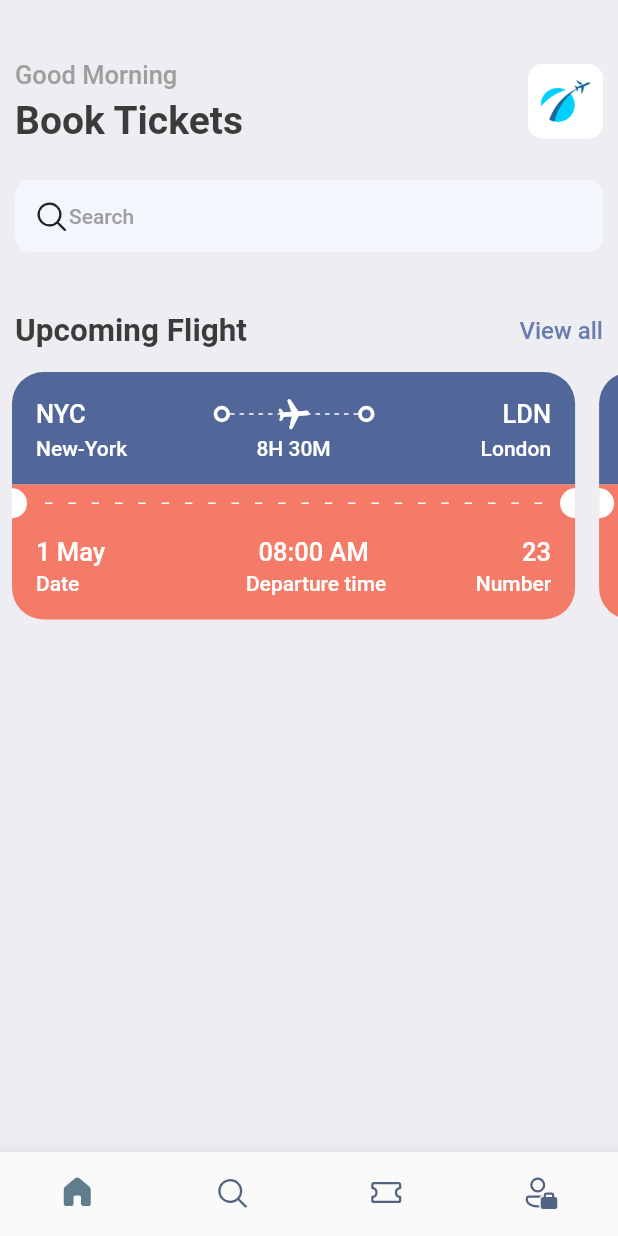
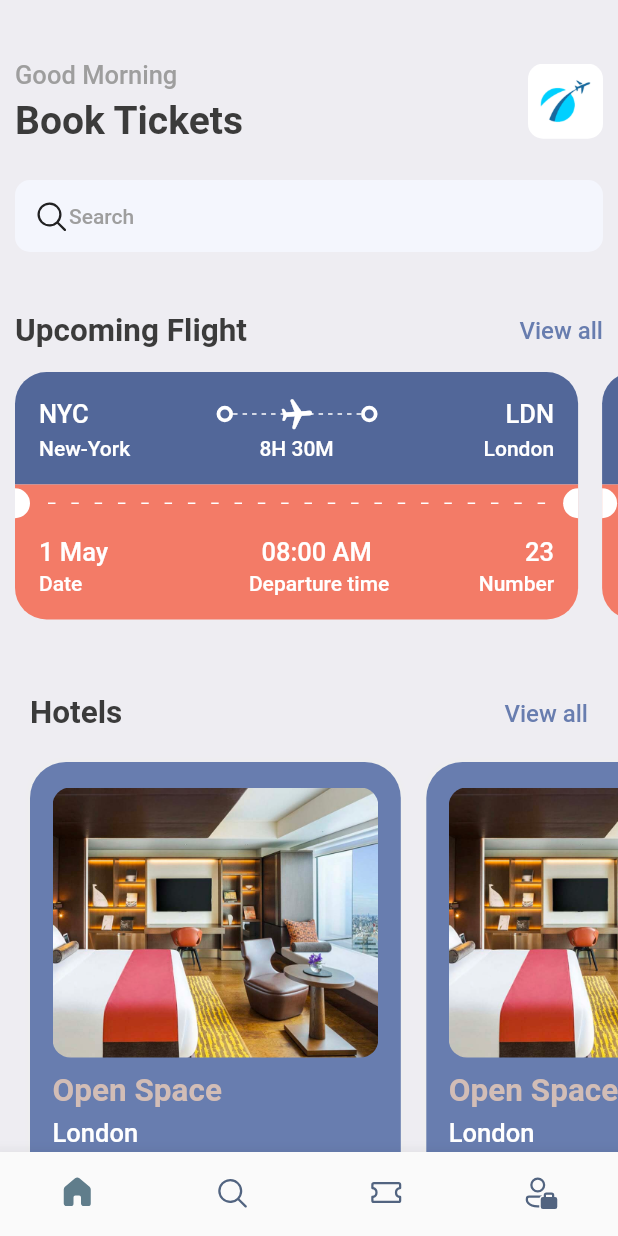
Before and after one commit to its-asaduzzaman/air_ticket_flutter, a Flutter app: the screen it shows after launch, on a phone screen of 412 x 824 dp. Run offline on Flutter 3.47's test engine with Material 2 defaults, Android fonts, the phone set to English and light mode, and no system bars; our stand-ins replace fluentui_icons, gap.

Commit message:
hotel Screen UI done

```diff
--- a/lib/screens/home_screen.dart
+++ b/lib/screens/home_screen.dart
@@ -1,3 +1,4 @@
+import 'package:air_ticket_flutter/screens/hotel_screen.dart';
 import 'package:air_ticket_flutter/screens/ticket_view.dart';
 import 'package:fluentui_icons/fluentui_icons.dart';
 import 'package:flutter/material.dart';
@@ -90,7 +91,7 @@ class HomeScreen extends StatelessWidget {
           const Gap(15),
           SingleChildScrollView(
             scrollDirection: Axis.horizontal,
-            padding: const EdgeInsets.only(left: 8),
+            padding: const EdgeInsets.only(left: 10),
             child: Row(
               children: [
                 TicketView(),
@@ -98,6 +99,41 @@ class HomeScreen extends StatelessWidget {
               ],
             ),
           ),
+          const Gap(15),
+          Container(
+            padding: EdgeInsets.symmetric(horizontal: 20),
+            child: Row(
+              mainAxisAlignment: MainAxisAlignment.spaceBetween,
+              children: [
+                Text(
+                  'Hotels',
+                  style: Styles.headLineStyle2,
+                ),
+                InkWell(
+                  onTap: () {},
+                  child: Text(
+                    'View all',
+                    style: Styles.textStyle.copyWith(
+                      color: Styles.primaryColor,
+                    ),
+                  ),
+                ),
+              ],
+            ),
+          ),
+          const Gap(15),
+          SingleChildScrollView(
+            scrollDirection: Axis.horizontal,
+            padding: const EdgeInsets.only(left: 20),
+            child: Row(
+              children: [
+                HotelScreen(),
+                HotelScreen(),
+                HotelScreen(),
+                HotelScreen(),
+              ],
+            ),
+          )
         ],
       ),
     );
--- /dev/null
+++ b/lib/screens/hotel_screen.dart
@@ -0,0 +1,61 @@
+import 'package:air_ticket_flutter/utils/app_layout.dart';
+import 'package:air_ticket_flutter/utils/app_style.dart';
+import 'package:flutter/material.dart';
+import 'package:gap/gap.dart';
+
+class HotelScreen extends StatelessWidget {
+  const HotelScreen({Key? key}) : super(key: key);
+
+  @override
+  Widget build(BuildContext context) {
+    final size = AppLayout.getSize(context);
+    return Container(
+      width: size.width * 0.6,
+      height: 350,
+      padding: const EdgeInsets.symmetric(horizontal: 15, vertical: 17),
+      margin: const EdgeInsets.only(right: 17, top: 5),
+      decoration: BoxDecoration(
+        color: Styles.primaryColor,
+        borderRadius: BorderRadius.circular(24),
+        boxShadow: [
+          BoxShadow(
+            color: Colors.grey.shade200,
+            blurRadius: 2,
+            spreadRadius: 1,
+          ),
+        ],
+      ),
+      child: Column(
+        crossAxisAlignment: CrossAxisAlignment.start,
+        children: [
+          Container(
+            height: 180,
+            decoration: BoxDecoration(
+              borderRadius: BorderRadius.circular(12),
+              color: Styles.primaryColor,
+              image: const DecorationImage(
+                fit: BoxFit.cover,
+                image: AssetImage("assets/images/one.png"),
+              ),
+            ),
+          ),
+          const Gap(10),
+          Text(
+            'Open Space',
+            style: Styles.headLineStyle2.copyWith(color: Styles.kakiColor),
+          ),
+          const Gap(5),
+          Text(
+            'London',
+            style: Styles.headLineStyle3.copyWith(color: Colors.white),
+          ),
+          const Gap(8),
+          Text(
+            "\$40/night",
+            style: Styles.headLineStyle1.copyWith(color: Styles.kakiColor),
+          ),
+        ],
+      ),
+    );
+  }
+}
--- a/lib/utils/app_style.dart
+++ b/lib/utils/app_style.dart
@@ -7,6 +7,7 @@ class Styles {
   static Color textColor = const Color(0xFF3b3b3b);
   static Color bgColor = const Color(0xFFeeedf2);
   static Color orangeColor = const Color(0xFFF37B67);
+  static Color kakiColor = const Color(0xFFd2bdb6);
   static TextStyle textStyle =
       TextStyle(fontSize: 16, color: textColor, fontWeight: FontWeight.w500);
   static TextStyle headLineStyle1 =
```
